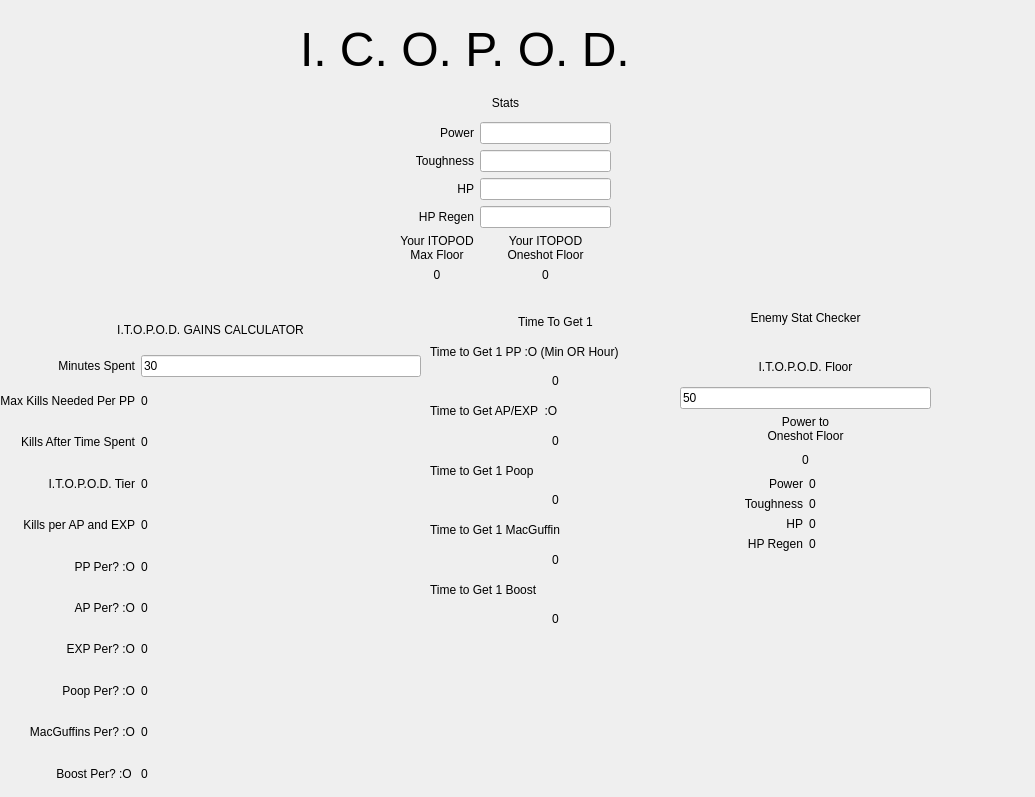
Qt form ui/icopod.ui (Konsolka/ngu-tools) before a commit.
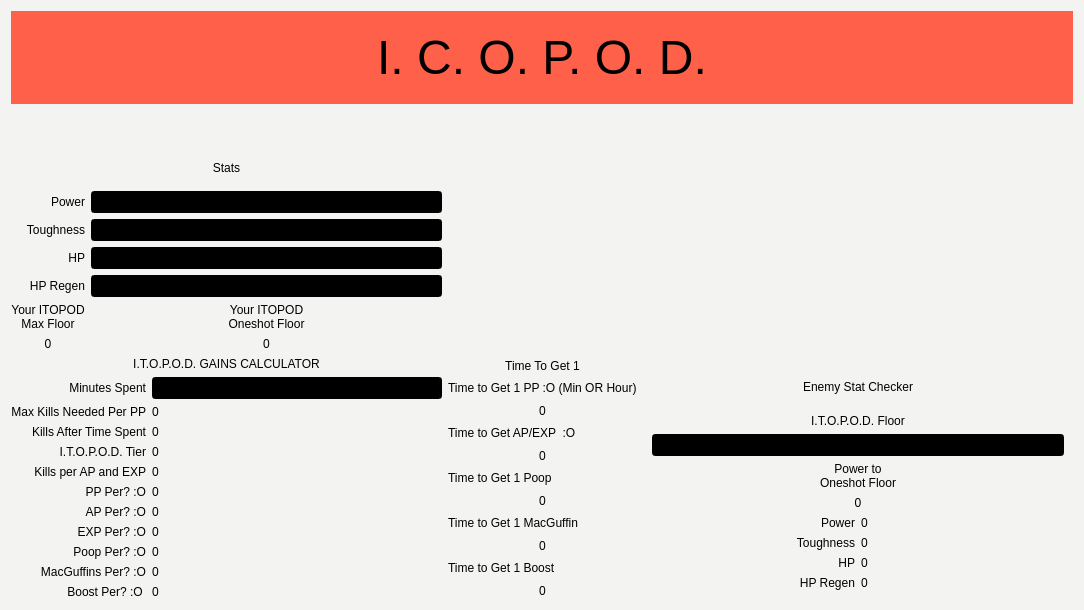
The same form after that commit.

Commit message: tabs!!! FINALY !!!

```diff
--- a/ui/icopod.ui
+++ b/ui/icopod.ui
@@ -6,17 +6,28 @@
    <rect>
     <x>0</x>
     <y>0</y>
-    <width>1035</width>
-    <height>797</height>
+    <width>1084</width>
+    <height>610</height>
    </rect>
   </property>
   <property name="windowTitle">
    <string>Form</string>
   </property>
   <property name="styleSheet">
-   <string notr="true">QLabel {
+   <string notr="true">QWidget {
+	background-color: rgb(243, 243, 241);
+}
+QLineEdit{
+background-color:black;
+}
+
+QLabel#window_title{
+background-color:rgb(255, 96, 73);
+}
+QLabel {
 forn-size: 11pt;
 font-family: &quot;Comfortaa&quot;,sans-serif;
+color: black;
 }
 
 QLabel#window_title{
@@ -28,78 +39,73 @@
 font-size:  14pt;
 }</string>
   </property>
+  <layout class="QGridLayout" name="gridLayout_5">
+   <item row="0" column="0">
+    <layout class="QVBoxLayout" name="verticalLayout_7">
+     <item>
   <widget class="QLabel" name="window_title">
-   <property name="geometry">
-    <rect>
-     <x>300</x>
-     <y>20</y>
-     <width>331</width>
-     <height>58</height>
-    </rect>
+       <property name="maximumSize">
+        <size>
+         <width>16777215</width>
+         <height>93</height>
+        </size>
    </property>
    <property name="text">
     <string>I. C. O. P. O. D.</string>
    </property>
-  </widget>
-  <widget class="QWidget" name="enemy_stat_checker_widget" native="true">
-   <property name="geometry">
-    <rect>
-     <x>680</x>
-     <y>290</y>
-     <width>251</width>
-     <height>261</height>
-    </rect>
-   </property>
-   <layout class="QVBoxLayout" name="verticalLayout_6">
+       <property name="alignment">
+        <set>Qt::AlignmentFlag::AlignCenter</set>
+       </property>
+      </widget>
+     </item>
     <item>
-     <widget class="QLabel" name="h1_4">
-      <property name="text">
-       <string>Enemy Stat Checker</string>
-      </property>
-      <property name="alignment">
-       <set>Qt::AlignmentFlag::AlignCenter</set>
-      </property>
-      <property name="header" stdset="0">
-       <string>1</string>
-      </property>
-     </widget>
+      <spacer name="verticalSpacer">
+       <property name="orientation">
+        <enum>Qt::Orientation::Vertical</enum>
+       </property>
+       <property name="sizeType">
+        <enum>QSizePolicy::Policy::Minimum</enum>
+       </property>
+       <property name="sizeHint" stdset="0">
+        <size>
+         <width>20</width>
+         <height>40</height>
+        </size>
+       </property>
+      </spacer>
     </item>
     <item>
-     <layout class="QVBoxLayout" name="verticalLayout_3">
+      <layout class="QGridLayout" name="gridLayout_4">
+       <item row="1" column="1">
+        <layout class="QVBoxLayout" name="verticalLayout">
       <item>
-       <widget class="QLabel" name="label_11">
+          <widget class="QLabel" name="h1_3">
+           <property name="maximumSize">
+            <size>
+             <width>16777215</width>
+             <height>39</height>
+            </size>
+           </property>
         <property name="text">
-         <string>I.T.O.P.O.D. Floor</string>
+            <string>Time To Get 1</string>
         </property>
         <property name="alignment">
          <set>Qt::AlignmentFlag::AlignCenter</set>
         </property>
-       </widget>
-      </item>
-      <item>
-       <widget class="QLineEdit" name="edit_floor">
-        <property name="text">
-         <string>50</string>
+           <property name="header" stdset="0">
+            <string>1</string>
         </property>
        </widget>
       </item>
-     </layout>
-    </item>
     <item>
-     <layout class="QVBoxLayout" name="verticalLayout_2">
-      <item>
-       <widget class="QLabel" name="label_12">
+          <widget class="QLabel" name="label_29">
         <property name="text">
-         <string>Power to
-Oneshot Floor</string>
-        </property>
-        <property name="alignment">
-         <set>Qt::AlignmentFlag::AlignCenter</set>
-        </property>
+            <string>Time to Get 1 PP :O (Min OR Hour)</string>
+           </property>
        </widget>
       </item>
       <item>
-       <widget class="QLabel" name="oneshot_power">
+          <widget class="QLabel" name="time_to_pp">
         <property name="text">
          <string>0</string>
         </property>
@@ -108,96 +114,34 @@
         </property>
        </widget>
       </item>
-     </layout>
-    </item>
     <item>
-     <layout class="QGridLayout" name="gridLayout_3">
-      <item row="2" column="1">
-       <widget class="QLabel" name="enemy_hp">
+          <widget class="QLabel" name="label_30">
         <property name="text">
-         <string>0</string>
+            <string>Time to Get AP/EXP  :O</string>
         </property>
        </widget>
       </item>
-      <item row="0" column="1">
-       <widget class="QLabel" name="enemy_power">
+         <item>
+          <widget class="QLabel" name="time_to_ap_exp">
         <property name="text">
          <string>0</string>
         </property>
-       </widget>
-      </item>
-      <item row="3" column="1">
-       <widget class="QLabel" name="enemy_hp_regen">
-        <property name="text">
-         <string>0</string>
-        </property>
-       </widget>
-      </item>
-      <item row="1" column="1">
-       <widget class="QLabel" name="enemy_toughness">
-        <property name="text">
-         <string>0</string>
-        </property>
-       </widget>
-      </item>
-      <item row="0" column="0">
-       <widget class="QLabel" name="label_24">
-        <property name="text">
-         <string>Power</string>
-        </property>
         <property name="alignment">
-         <set>Qt::AlignmentFlag::AlignRight|Qt::AlignmentFlag::AlignTrailing|Qt::AlignmentFlag::AlignVCenter</set>
+            <set>Qt::AlignmentFlag::AlignCenter</set>
         </property>
        </widget>
       </item>
-      <item row="3" column="0">
-       <widget class="QLabel" name="label_19">
+         <item>
+          <widget class="QLabel" name="label_31">
         <property name="text">
-         <string>HP Regen</string>
-        </property>
-        <property name="alignment">
-         <set>Qt::AlignmentFlag::AlignRight|Qt::AlignmentFlag::AlignTrailing|Qt::AlignmentFlag::AlignVCenter</set>
-        </property>
-       </widget>
-      </item>
-      <item row="2" column="0">
-       <widget class="QLabel" name="label_22">
-        <property name="text">
-         <string>HP</string>
-        </property>
-        <property name="alignment">
-         <set>Qt::AlignmentFlag::AlignRight|Qt::AlignmentFlag::AlignTrailing|Qt::AlignmentFlag::AlignVCenter</set>
-        </property>
-       </widget>
-      </item>
-      <item row="1" column="0">
-       <widget class="QLabel" name="label_27">
-        <property name="text">
-         <string>Toughness</string>
-        </property>
-        <property name="alignment">
-         <set>Qt::AlignmentFlag::AlignRight|Qt::AlignmentFlag::AlignTrailing|Qt::AlignmentFlag::AlignVCenter</set>
-        </property>
-       </widget>
-      </item>
-     </layout>
-    </item>
-   </layout>
-  </widget>
-  <widget class="QWidget" name="layoutWidget">
-   <property name="geometry">
-    <rect>
-     <x>400</x>
-     <y>90</y>
-     <width>211</width>
-     <height>192</height>
-    </rect>
-   </property>
-   <layout class="QVBoxLayout" name="verticalLayout_5">
+            <string>Time to Get 1 Poop</string>
+           </property>
+          </widget>
+         </item>
     <item>
-     <widget class="QLabel" name="h1_2">
+          <widget class="QLabel" name="time_to_poop">
       <property name="text">
-       <string>Stats</string>
+            <string>0</string>
       </property>
       <property name="alignment">
        <set>Qt::AlignmentFlag::AlignCenter</set>
@@ -208,72 +152,32 @@
      </widget>
     </item>
     <item>
-     <layout class="QGridLayout" name="gridLayout">
-      <item row="4" column="0">
-       <widget class="QLabel" name="label_5">
+          <widget class="QLabel" name="label_32">
         <property name="text">
-         <string>Your ITOPOD
-Max Floor</string>
-        </property>
-        <property name="alignment">
-         <set>Qt::AlignmentFlag::AlignCenter</set>
-        </property>
-       </widget>
-      </item>
-      <item row="3" column="0">
-       <widget class="QLabel" name="label_4">
+            <string>Time to Get 1 MacGuffin</string>
+           </property>
+          </widget>
+         </item>
+         <item>
+          <widget class="QLabel" name="time_to_mcguf">
         <property name="text">
-         <string>HP Regen</string>
+            <string>0</string>
         </property>
         <property name="alignment">
-         <set>Qt::AlignmentFlag::AlignRight|Qt::AlignmentFlag::AlignTrailing|Qt::AlignmentFlag::AlignVCenter</set>
-        </property>
-       </widget>
-      </item>
-      <item row="4" column="1">
-       <widget class="QLabel" name="label_7">
-        <property name="text">
-         <string>Your ITOPOD
-Oneshot Floor</string>
-        </property>
-        <property name="alignment">
          <set>Qt::AlignmentFlag::AlignCenter</set>
         </property>
        </widget>
       </item>
-      <item row="2" column="0">
-       <widget class="QLabel" name="label_3">
+         <item>
+          <widget class="QLabel" name="label_33">
         <property name="text">
-         <string>HP</string>
-        </property>
-        <property name="alignment">
-         <set>Qt::AlignmentFlag::AlignRight|Qt::AlignmentFlag::AlignTrailing|Qt::AlignmentFlag::AlignVCenter</set>
-        </property>
-       </widget>
-      </item>
-      <item row="1" column="0">
-       <widget class="QLabel" name="label_2">
+            <string>Time to Get 1 Boost</string>
+           </property>
+          </widget>
+         </item>
+         <item>
+          <widget class="QLabel" name="time_to_boost">
         <property name="text">
-         <string>Toughness</string>
-        </property>
-        <property name="alignment">
-         <set>Qt::AlignmentFlag::AlignRight|Qt::AlignmentFlag::AlignTrailing|Qt::AlignmentFlag::AlignVCenter</set>
-        </property>
-       </widget>
-      </item>
-      <item row="0" column="0">
-       <widget class="QLabel" name="label">
-        <property name="text">
-         <string>Power</string>
-        </property>
-        <property name="alignment">
-         <set>Qt::AlignmentFlag::AlignRight|Qt::AlignmentFlag::AlignTrailing|Qt::AlignmentFlag::AlignVCenter</set>
-        </property>
-       </widget>
-      </item>
-      <item row="5" column="0">
-       <widget class="QLabel" name="max_floor">
-        <property name="text">
          <string>0</string>
         </property>
         <property name="alignment">
@@ -281,41 +185,9 @@
         </property>
        </widget>
       </item>
-      <item row="5" column="1">
-       <widget class="QLabel" name="oneshot_floor">
-        <property name="text">
-         <string>0</string>
-        </property>
-        <property name="alignment">
-         <set>Qt::AlignmentFlag::AlignCenter</set>
-        </property>
-       </widget>
-      </item>
-      <item row="0" column="1">
-       <widget class="QLineEdit" name="edit_power"/>
-      </item>
-      <item row="1" column="1">
-       <widget class="QLineEdit" name="edit_toughness"/>
-      </item>
-      <item row="2" column="1">
-       <widget class="QLineEdit" name="edit_hp"/>
-      </item>
-      <item row="3" column="1">
-       <widget class="QLineEdit" name="edit_hp_regen"/>
-      </item>
-     </layout>
-    </item>
-   </layout>
-  </widget>
-  <widget class="QWidget" name="layoutWidget_1">
-   <property name="geometry">
-    <rect>
-     <x>0</x>
-     <y>310</y>
-     <width>421</width>
-     <height>481</height>
-    </rect>
-   </property>
+        </layout>
+       </item>
+       <item row="1" column="0">
    <layout class="QVBoxLayout" name="verticalLayout_4">
     <item>
      <widget class="QLabel" name="h1">
@@ -528,27 +400,13 @@
      </layout>
     </item>
    </layout>
-  </widget>
-  <widget class="QWidget" name="layoutWidget_2">
-   <property name="geometry">
-    <rect>
-     <x>430</x>
-     <y>310</y>
-     <width>251</width>
-     <height>321</height>
-    </rect>
-   </property>
-   <layout class="QVBoxLayout" name="verticalLayout">
+       </item>
+       <item row="0" column="0">
+        <layout class="QVBoxLayout" name="verticalLayout_5">
     <item>
-     <widget class="QLabel" name="h1_3">
-      <property name="maximumSize">
-       <size>
-        <width>16777215</width>
-        <height>39</height>
-       </size>
-      </property>
+          <widget class="QLabel" name="h1_2">
       <property name="text">
-       <string>Time To Get 1</string>
+            <string>Stats</string>
       </property>
       <property name="alignment">
        <set>Qt::AlignmentFlag::AlignCenter</set>
@@ -559,32 +417,72 @@
      </widget>
     </item>
     <item>
-     <widget class="QLabel" name="label_29">
+          <layout class="QGridLayout" name="gridLayout">
+           <item row="4" column="0">
+            <widget class="QLabel" name="label_5">
       <property name="text">
-       <string>Time to Get 1 PP :O (Min OR Hour)</string>
-      </property>
-     </widget>
-    </item>
-    <item>
-     <widget class="QLabel" name="time_to_pp">
+              <string>Your ITOPOD
+Max Floor</string>
+             </property>
+             <property name="alignment">
+              <set>Qt::AlignmentFlag::AlignCenter</set>
+             </property>
+            </widget>
+           </item>
+           <item row="3" column="0">
+            <widget class="QLabel" name="label_4">
       <property name="text">
-       <string>0</string>
+              <string>HP Regen</string>
       </property>
       <property name="alignment">
+              <set>Qt::AlignmentFlag::AlignRight|Qt::AlignmentFlag::AlignTrailing|Qt::AlignmentFlag::AlignVCenter</set>
+             </property>
+            </widget>
+           </item>
+           <item row="4" column="1">
+            <widget class="QLabel" name="label_7">
+             <property name="text">
+              <string>Your ITOPOD
+Oneshot Floor</string>
+             </property>
+             <property name="alignment">
        <set>Qt::AlignmentFlag::AlignCenter</set>
       </property>
      </widget>
     </item>
-    <item>
-     <widget class="QLabel" name="label_30">
+           <item row="2" column="0">
+            <widget class="QLabel" name="label_3">
       <property name="text">
-       <string>Time to Get AP/EXP  :O</string>
-      </property>
-     </widget>
-    </item>
-    <item>
-     <widget class="QLabel" name="time_to_ap_exp">
+              <string>HP</string>
+             </property>
+             <property name="alignment">
+              <set>Qt::AlignmentFlag::AlignRight|Qt::AlignmentFlag::AlignTrailing|Qt::AlignmentFlag::AlignVCenter</set>
+             </property>
+            </widget>
+           </item>
+           <item row="1" column="0">
+            <widget class="QLabel" name="label_2">
       <property name="text">
+              <string>Toughness</string>
+             </property>
+             <property name="alignment">
+              <set>Qt::AlignmentFlag::AlignRight|Qt::AlignmentFlag::AlignTrailing|Qt::AlignmentFlag::AlignVCenter</set>
+             </property>
+            </widget>
+           </item>
+           <item row="0" column="0">
+            <widget class="QLabel" name="label">
+             <property name="text">
+              <string>Power</string>
+             </property>
+             <property name="alignment">
+              <set>Qt::AlignmentFlag::AlignRight|Qt::AlignmentFlag::AlignTrailing|Qt::AlignmentFlag::AlignVCenter</set>
+             </property>
+            </widget>
+           </item>
+           <item row="5" column="0">
+            <widget class="QLabel" name="max_floor">
+             <property name="text">
        <string>0</string>
       </property>
       <property name="alignment">
@@ -592,17 +490,54 @@
       </property>
      </widget>
     </item>
+           <item row="5" column="1">
+            <widget class="QLabel" name="oneshot_floor">
+             <property name="text">
+              <string>0</string>
+             </property>
+             <property name="alignment">
+              <set>Qt::AlignmentFlag::AlignCenter</set>
+             </property>
+            </widget>
+           </item>
+           <item row="0" column="1">
+            <widget class="QLineEdit" name="edit_power"/>
+           </item>
+           <item row="1" column="1">
+            <widget class="QLineEdit" name="edit_toughness"/>
+           </item>
+           <item row="2" column="1">
+            <widget class="QLineEdit" name="edit_hp"/>
+           </item>
+           <item row="3" column="1">
+            <widget class="QLineEdit" name="edit_hp_regen"/>
+           </item>
+          </layout>
+         </item>
+        </layout>
+       </item>
+       <item row="1" column="2">
+        <widget class="QWidget" name="enemy_stat_checker_widget" native="true">
+         <layout class="QVBoxLayout" name="verticalLayout_6">
     <item>
-     <widget class="QLabel" name="label_31">
+           <widget class="QLabel" name="h1_4">
       <property name="text">
-       <string>Time to Get 1 Poop</string>
-      </property>
+             <string>Enemy Stat Checker</string>
+            </property>
+            <property name="alignment">
+             <set>Qt::AlignmentFlag::AlignCenter</set>
+            </property>
+            <property name="header" stdset="0">
+             <string>1</string>
+            </property>
      </widget>
     </item>
     <item>
-     <widget class="QLabel" name="time_to_poop">
+           <layout class="QVBoxLayout" name="verticalLayout_3">
+            <item>
+             <widget class="QLabel" name="label_11">
       <property name="text">
-       <string>0</string>
+               <string>I.T.O.P.O.D. Floor</string>
       </property>
       <property name="alignment">
        <set>Qt::AlignmentFlag::AlignCenter</set>
@@ -610,16 +545,21 @@
      </widget>
     </item>
     <item>
-     <widget class="QLabel" name="label_32">
+             <widget class="QLineEdit" name="edit_floor">
       <property name="text">
-       <string>Time to Get 1 MacGuffin</string>
+               <string>50</string>
       </property>
      </widget>
     </item>
+           </layout>
+          </item>
     <item>
-     <widget class="QLabel" name="time_to_mcguf">
+           <layout class="QVBoxLayout" name="verticalLayout_2">
+            <item>
+             <widget class="QLabel" name="label_12">
       <property name="text">
-       <string>0</string>
+               <string>Power to
+Oneshot Floor</string>
       </property>
       <property name="alignment">
        <set>Qt::AlignmentFlag::AlignCenter</set>
@@ -627,24 +567,97 @@
      </widget>
     </item>
     <item>
-     <widget class="QLabel" name="label_33">
+             <widget class="QLabel" name="oneshot_power">
       <property name="text">
-       <string>Time to Get 1 Boost</string>
-      </property>
-     </widget>
-    </item>
+               <string>0</string>
+              </property>
+              <property name="alignment">
+               <set>Qt::AlignmentFlag::AlignCenter</set>
+              </property>
+             </widget>
+            </item>
+           </layout>
+          </item>
     <item>
-     <widget class="QLabel" name="time_to_boost">
+           <layout class="QGridLayout" name="gridLayout_3">
+            <item row="2" column="1">
+             <widget class="QLabel" name="enemy_hp">
       <property name="text">
        <string>0</string>
       </property>
+             </widget>
+            </item>
+            <item row="0" column="1">
+             <widget class="QLabel" name="enemy_power">
+              <property name="text">
+               <string>0</string>
+              </property>
+             </widget>
+            </item>
+            <item row="3" column="1">
+             <widget class="QLabel" name="enemy_hp_regen">
+              <property name="text">
+               <string>0</string>
+              </property>
+             </widget>
+            </item>
+            <item row="1" column="1">
+             <widget class="QLabel" name="enemy_toughness">
+              <property name="text">
+               <string>0</string>
+              </property>
+             </widget>
+            </item>
+            <item row="0" column="0">
+             <widget class="QLabel" name="label_24">
+              <property name="text">
+               <string>Power</string>
+              </property>
       <property name="alignment">
-       <set>Qt::AlignmentFlag::AlignCenter</set>
+               <set>Qt::AlignmentFlag::AlignRight|Qt::AlignmentFlag::AlignTrailing|Qt::AlignmentFlag::AlignVCenter</set>
       </property>
      </widget>
     </item>
-   </layout>
-  </widget>
+            <item row="3" column="0">
+             <widget class="QLabel" name="label_19">
+              <property name="text">
+               <string>HP Regen</string>
+              </property>
+              <property name="alignment">
+               <set>Qt::AlignmentFlag::AlignRight|Qt::AlignmentFlag::AlignTrailing|Qt::AlignmentFlag::AlignVCenter</set>
+              </property>
+             </widget>
+            </item>
+            <item row="2" column="0">
+             <widget class="QLabel" name="label_22">
+              <property name="text">
+               <string>HP</string>
+              </property>
+              <property name="alignment">
+               <set>Qt::AlignmentFlag::AlignRight|Qt::AlignmentFlag::AlignTrailing|Qt::AlignmentFlag::AlignVCenter</set>
+              </property>
+             </widget>
+            </item>
+            <item row="1" column="0">
+             <widget class="QLabel" name="label_27">
+              <property name="text">
+               <string>Toughness</string>
+              </property>
+              <property name="alignment">
+               <set>Qt::AlignmentFlag::AlignRight|Qt::AlignmentFlag::AlignTrailing|Qt::AlignmentFlag::AlignVCenter</set>
+              </property>
+             </widget>
+            </item>
+           </layout>
+          </item>
+         </layout>
+        </widget>
+       </item>
+      </layout>
+     </item>
+    </layout>
+   </item>
+  </layout>
  </widget>
  <resources/>
  <connections/>
```
Left out of the diff: 3 changed lines with no effect on the pictures. Lines whose indentation alone changed are shown as unchanged. The commit also changes 2 other files.
